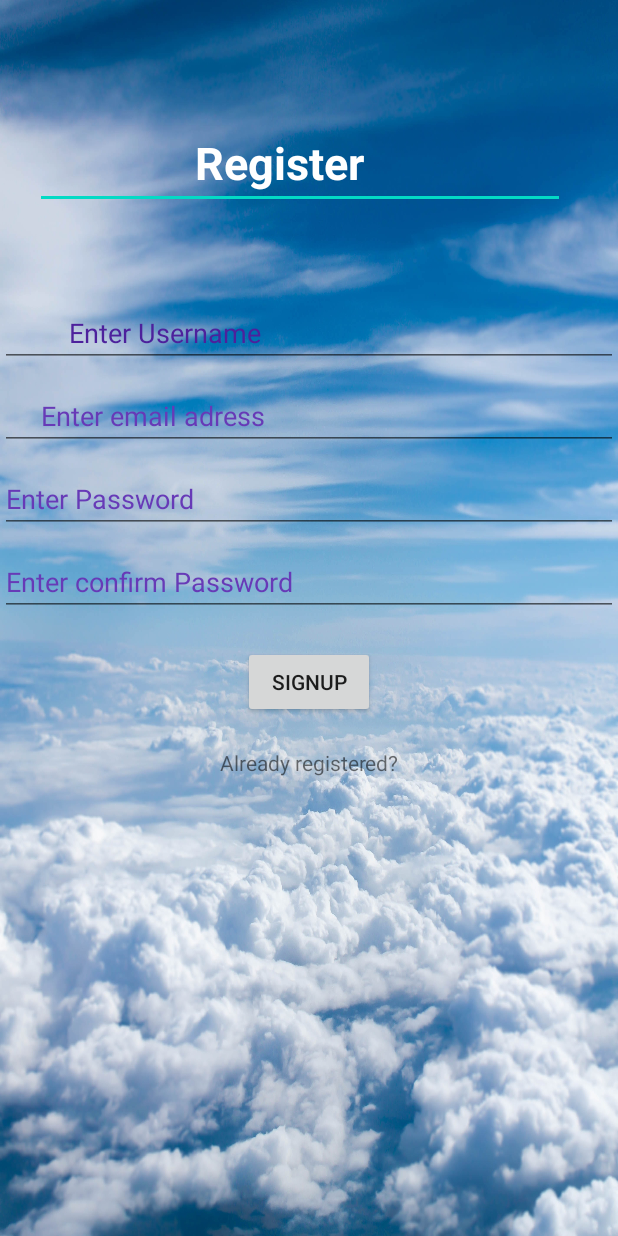
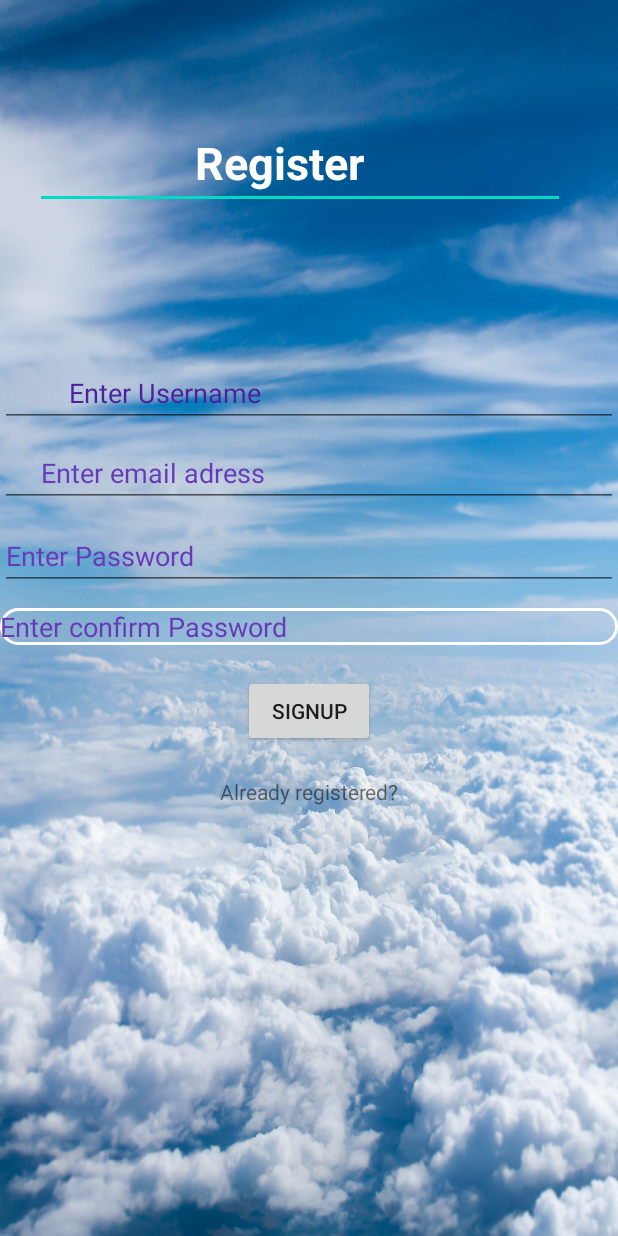
Before and after one commit to Hrishi-edge/RapidAmbulance, an Android app: the RegisterActivity screen opened directly, with no data from a screen before it, on a phone screen of 412 x 824 dp. Run offline under Robolectric (Android 15) with nearby library versions, the phone set to English and light mode, and no system bars.

Commit message:
Front page layout

```diff
--- /dev/null
+++ b/app/src/main/res/drawable/input_bg.xml
@@ -0,0 +1,5 @@
+<?xml version="1.0" encoding="utf-8"?>
+<shape xmlns:android="http://schemas.android.com/apk/res/android">
+  <stroke android:color="@color/colorWhite" android:width="2dp"/>
+    <corners android:radius="70dp"/>
+</shape>
--- a/app/src/main/res/layout/activity_register.xml
+++ b/app/src/main/res/layout/activity_register.xml
@@ -8,7 +8,7 @@
     tools:context=".RegisterActivity">
 
     <EditText
-        android:id="@+id/editTextTextPersonName4"
+        android:id="@+id/Register"
         android:layout_width="wrap_content"
         android:layout_height="wrap_content"
         android:ems="10"
@@ -27,41 +27,48 @@
         app:layout_constraintVertical_bias="0.102" />
 
     <EditText
-        android:id="@+id/editTextTextPersonName14"
+        android:id="@+id/enterEmailAdress"
         android:layout_width="0dp"
-        android:layout_height="0dp"
+        android:layout_height="wrap_content"
+        android:layout_marginTop="8dp"
         android:ems="10"
+        android:hint="     Enter email adress"
         android:inputType="textPersonName"
-        android:text="Name"
+        android:textColorHint="#673AB7"
         app:layout_constraintEnd_toEndOf="parent"
-        tools:layout_editor_absoluteY="351dp" />
+        app:layout_constraintHorizontal_bias="0.0"
+        app:layout_constraintStart_toStartOf="parent"
+        app:layout_constraintTop_toBottomOf="@+id/enterUserName" />
 
     <EditText
         android:id="@+id/enterUserName"
         android:layout_width="0dp"
         android:layout_height="wrap_content"
-        android:layout_marginTop="60dp"
+        android:layout_marginTop="100dp"
         android:ems="10"
         android:hint="         Enter Username"
         android:inputType="textPersonName"
         android:textColorHint="#4D219C"
         android:textStyle="normal"
         app:layout_constraintEnd_toEndOf="parent"
+        app:layout_constraintHorizontal_bias="0.0"
         app:layout_constraintStart_toStartOf="parent"
-        app:layout_constraintTop_toBottomOf="@+id/editTextTextPersonName4" />
+        app:layout_constraintTop_toBottomOf="@+id/Register" />
 
     <EditText
-        android:id="@+id/enterEmailAdress"
+        android:id="@+id/enterConfirmPassword"
         android:layout_width="0dp"
         android:layout_height="wrap_content"
-        android:layout_marginTop="10dp"
+        android:layout_marginTop="12dp"
+        android:background="@drawable/input_bg"
         android:ems="10"
-        android:hint="     Enter email adress"
+        android:hint="Enter confirm Password"
         android:inputType="textPersonName"
         android:textColorHint="#673AB7"
         app:layout_constraintEnd_toEndOf="parent"
+        app:layout_constraintHorizontal_bias="0.0"
         app:layout_constraintStart_toStartOf="parent"
-        app:layout_constraintTop_toBottomOf="@+id/enterUserName" />
+        app:layout_constraintTop_toBottomOf="@+id/enterPassword" />
 
     <EditText
         android:id="@+id/enterPassword"
@@ -77,17 +84,14 @@
         app:layout_constraintTop_toBottomOf="@+id/enterEmailAdress" />
 
     <EditText
-        android:id="@+id/enterConfirmPassword"
+        android:id="@+id/editTextTextPersonName14"
         android:layout_width="0dp"
-        android:layout_height="wrap_content"
-        android:layout_marginTop="10dp"
+        android:layout_height="0dp"
         android:ems="10"
-        android:hint="Enter confirm Password"
         android:inputType="textPersonName"
-        android:textColorHint="#673AB7"
+        android:text="Name"
         app:layout_constraintEnd_toEndOf="parent"
-        app:layout_constraintStart_toStartOf="parent"
-        app:layout_constraintTop_toBottomOf="@+id/enterPassword" />
+        tools:layout_editor_absoluteY="351dp" />
 
     <Button
         android:id="@+id/SignUp"
```
